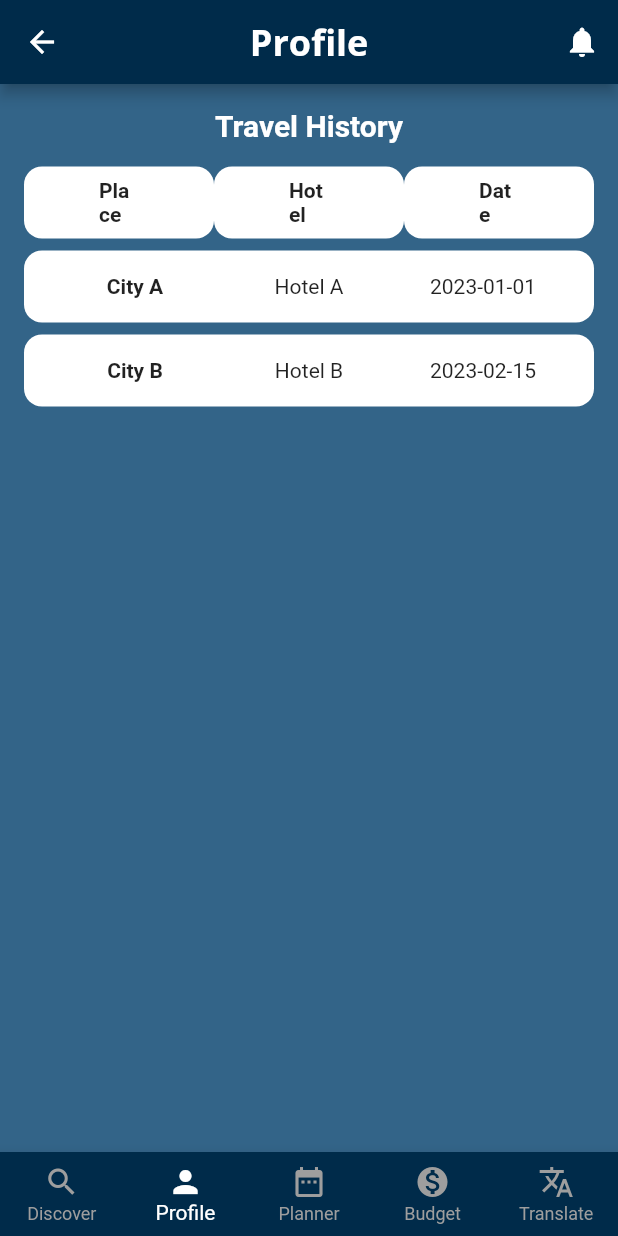
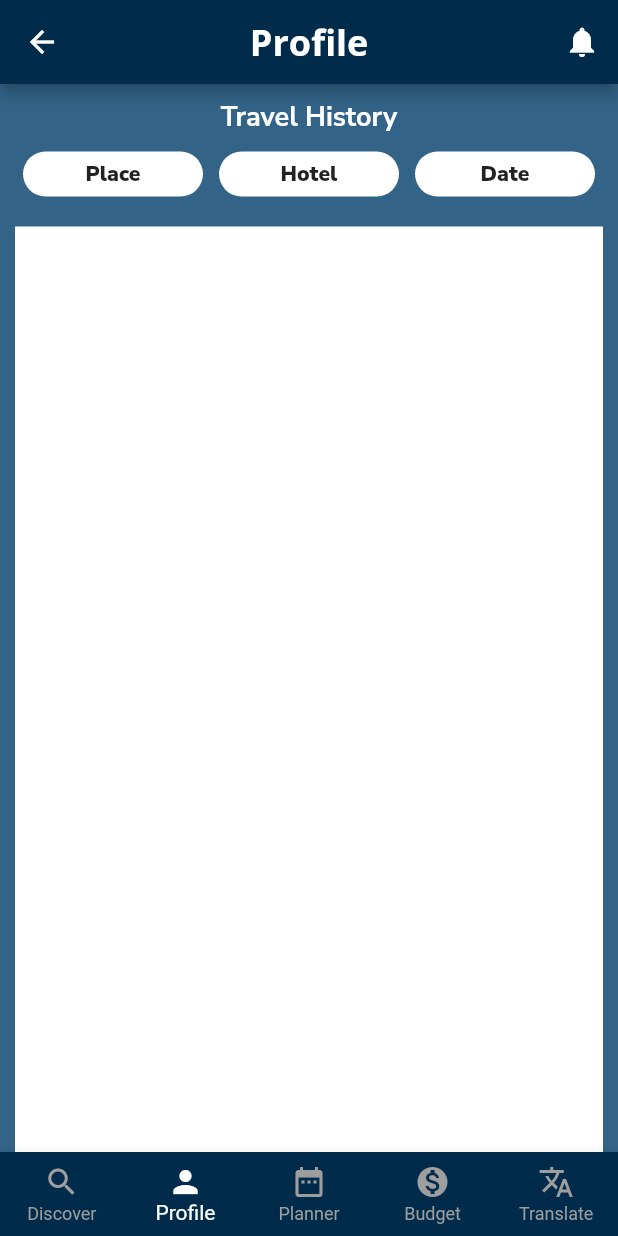
Before and after one commit to imbagalaxy1/ProfilePage, a Flutter app: the TravelHistoryScreen screen opened directly, on a phone screen of 412 x 824 dp. Run offline on Flutter 3.47's test engine with Material 2 defaults, Android fonts, the phone set to English and light mode, and no system bars.

Commit message:
finalize text

```diff
--- a/lib/screens/travelhistory_screen.dart
+++ b/lib/screens/travelhistory_screen.dart
@@ -1,3 +1,5 @@
+import 'dart:ui';
+
 import 'package:flutter/material.dart';
 import 'package:profile_page/components/Profile_appbar.dart';
 import 'package:profile_page/components/bottom_navigationbar.dart';
@@ -14,28 +16,30 @@ class _TravelHistoryScreenState extends State<TravelHistoryScreen> {
   int _selectedIndex =0;
   Widget build(BuildContext context) {
     return Scaffold(
+      backgroundColor: const Color(0xFF336488),
       appBar: const ProfileAppBar(title: "Profile"),
       bottomNavigationBar: TravelinkBottomNavigationBar(currentIndex: _selectedIndex = 1),
-      body: Padding(
-        padding: const EdgeInsets.all(16.0),
-        child: Column(
-          crossAxisAlignment: CrossAxisAlignment.stretch,
+      body: ListView(
         children: [
-            // Title
-            const Center(
-              child: Text(
+          Column(
+            crossAxisAlignment: CrossAxisAlignment.center,
+            children: [
+              const SizedBox(height: 10.0),
+              const Text(
                 "Travel History",
                 style: TextStyle(
-                  fontSize: 20.0,
-                  fontWeight: FontWeight.bold,
+                  fontSize: 18.0,
                   color: Colors.white,
+                  fontFamily: "Nunito Sans",
+                  fontVariations: [
+                    FontVariation('wght', 700),
+                  ]
                 ),
               ),
-            ),
-            SizedBox(height: 16.0),
-            // Labels
-            Row(
-              mainAxisAlignment: MainAxisAlignment.spaceEvenly,
+              Padding(
+                padding: const EdgeInsets.all(10.0),
+                child: Row(
+                  mainAxisAlignment: MainAxisAlignment.spaceBetween,
                   children: [
                     Expanded(
                       child: Align(
@@ -58,12 +62,22 @@ class _TravelHistoryScreenState extends State<TravelHistoryScreen> {
 
                   ],
                 ),
+              ),
+              Padding(
+                padding: const EdgeInsets.all(10.0),
+                child: Container(
+                  height: 650.0,
+                  width: double.infinity,
+                  color: Colors.white,
+                ),
+              ),
               // Database Entries
-            _buildDatabaseEntry('City A', 'Hotel A', '2023-01-01'),
-            _buildDatabaseEntry('City B', 'Hotel B', '2023-02-15'), //sample
+              //_buildDatabaseEntry('City A', 'Hotel A', '2023-01-01'),
+              //_buildDatabaseEntry('City B', 'Hotel B', '2023-02-15'), //sample
               // Insert records from database here
             ],
           ),
+        ],
       ),
     );
   }
@@ -71,15 +85,23 @@ class _TravelHistoryScreenState extends State<TravelHistoryScreen> {
   // column labels
   Widget _buildLabel(String text) {
     return Container(
-      padding: EdgeInsets.symmetric(horizontal: 50.0, vertical: 8.0),
+      width: 120.0,
+      height: 30.0,
+      //padding: const EdgeInsets.symmetric(horizontal: 50.0, vertical: 8.0),
       decoration: BoxDecoration(
         color: Colors.white,
-        borderRadius: BorderRadius.circular(12.0),
+        borderRadius: BorderRadius.circular(20.0),
       ),
+      child: Center(
         child: Text(
           text,
-        style: TextStyle(
-          fontWeight: FontWeight.bold,
+          style: const TextStyle(
+            fontSize: 14.0,
+            fontFamily: "Nunito Sans",
+            fontVariations: [
+              FontVariation('wght', 900),
+            ]
+          ),
         ),
       ),
     );
@@ -88,8 +110,8 @@ class _TravelHistoryScreenState extends State<TravelHistoryScreen> {
   // data from database output
   Widget _buildDatabaseEntry(String place, String hotel, String date) {
     return Container(
-      margin: EdgeInsets.only(top: 8.0), // Adjusted margin to align with labels
-      padding: EdgeInsets.all(16.0),
+      margin: const EdgeInsets.only(top: 8.0), // Adjusted margin to align with labels
+      padding: const EdgeInsets.all(16.0),
       decoration: BoxDecoration(
         color: Colors.white,
         borderRadius: BorderRadius.circular(12.0),
```
Also changed, not shown: lib/screens/account_info_screen.dart (+22 -13 lines), lib/screens/health_records_screen.dart (+28 -13 lines), lib/screens/passwordsecurity_screen.dart (+13 -2 lines). Lines whose indentation alone changed are shown as unchanged.
